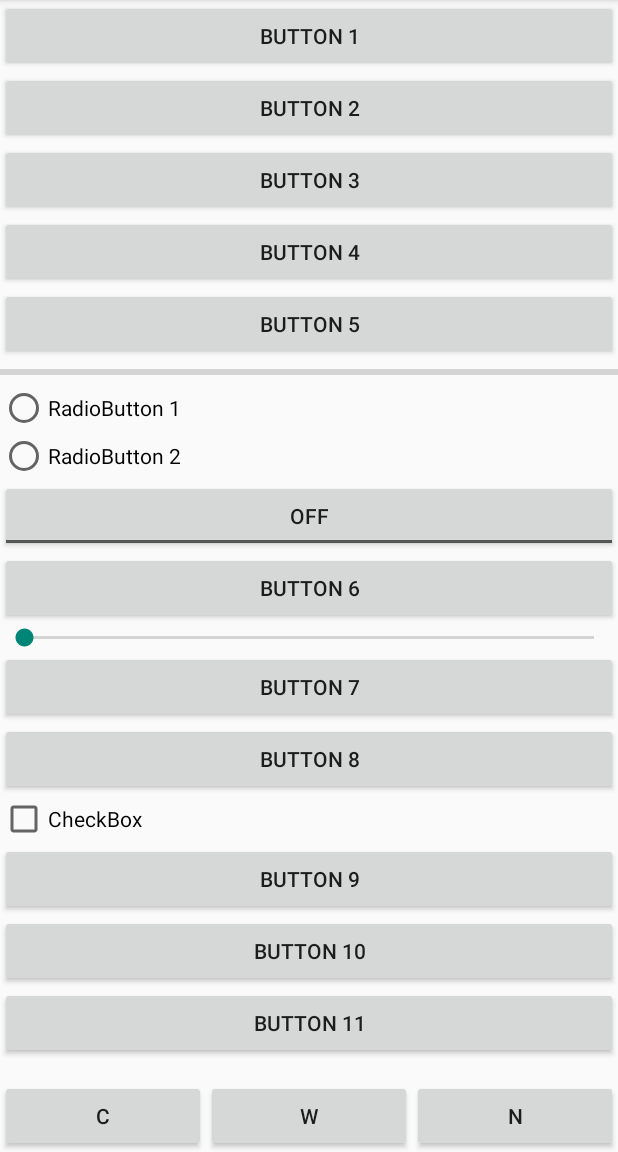
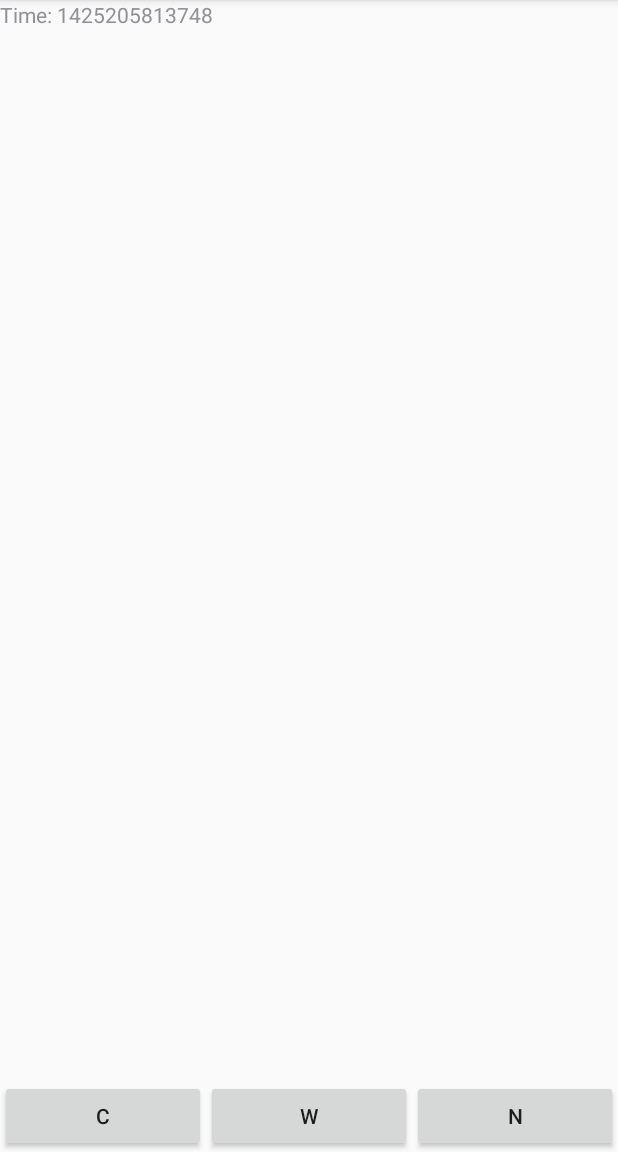
Before and after one commit to GregHilston/DailyReport, an Android app: the screen it shows after launch (MainActivity), in the options menu, after a tap on "Settings", on a phone screen of 412 x 824 dp, the part 84-1236 px from its top. Run offline under Robolectric (Android 15) with nearby library versions, the phone set to English and light mode, and no system bars.

Commit message:
Static notes are being added to the ScrollView's Layout.

```diff
--- a/app/src/main/java/com/greghilston/dailyreport/MainActivity.java
+++ b/app/src/main/java/com/greghilston/dailyreport/MainActivity.java
@@ -2,8 +2,14 @@ package com.greghilston.dailyreport;
 
 import android.app.Activity;
 import android.os.Bundle;
+import android.util.Log;
 import android.view.Menu;
 import android.view.MenuItem;
+import android.view.View;
+import android.widget.Button;
+import android.widget.LinearLayout;
+import android.widget.ScrollView;
+import android.widget.TextView;
 
 
 public class MainActivity extends Activity {
@@ -12,6 +18,36 @@ public class MainActivity extends Activity {
     protected void onCreate(Bundle savedInstanceState) {
         super.onCreate(savedInstanceState);
         setContentView(R.layout.activity_main);
+
+        final Button cameraButton = (Button) findViewById(R.id.cameraButton);
+        cameraButton.setOnClickListener(new View.OnClickListener() {
+            public void onClick(View v) {
+                System.out.println("Create a new Camera Observation!");
+            }
+        });
+
+        final Button weatherButton = (Button) findViewById(R.id.weatherButton);
+        weatherButton.setOnClickListener(new View.OnClickListener() {
+            public void onClick(View v) {
+                System.out.println("Create a new Weather Observation!");
+            }
+        });
+
+        final Button noteButton = (Button) findViewById(R.id.noteButton);
+        noteButton.setOnClickListener(new View.OnClickListener() {
+            public void onClick(View v) {
+                System.out.println("Create a new Note Observation!");
+
+                LinearLayout linearLayout = (LinearLayout) findViewById(R.id.timeLine);
+
+                TextView tv = new TextView(getApplicationContext());
+                tv.setId((int)System.currentTimeMillis());
+                tv.setText("Time: "+System.currentTimeMillis());
+
+                linearLayout.addView(tv);
+            }
+        });
+
     }
 
     @Override
--- a/app/src/main/res/layout/activity_main.xml
+++ b/app/src/main/res/layout/activity_main.xml
@@ -12,103 +12,10 @@
         android:layout_marginBottom="55dip">
 
         <LinearLayout
+            android:id="@+id/timeLine"
             android:layout_width="fill_parent"
             android:layout_height="wrap_content"
             android:orientation="vertical" >
-
-            <Button
-                android:layout_width="fill_parent"
-                android:layout_height="wrap_content"
-                android:text="Button 1" />
-
-            <Button
-                android:layout_width="fill_parent"
-                android:layout_height="wrap_content"
-                android:text="Button 2" />
-
-            <Button
-                android:layout_width="fill_parent"
-                android:layout_height="wrap_content"
-                android:text="Button 3" />
-
-            <Button
-                android:layout_width="fill_parent"
-                android:layout_height="wrap_content"
-                android:text="Button 4" />
-
-            <Button
-                android:layout_width="fill_parent"
-                android:layout_height="wrap_content"
-                android:text="Button 5" />
-
-            <ProgressBar
-                android:id="@+id/progressBar1"
-                style="?android:attr/progressBarStyleHorizontal"
-                android:layout_width="match_parent"
-                android:layout_height="wrap_content" />
-
-            <RadioButton
-                android:id="@+id/radioButton2"
-                android:layout_width="wrap_content"
-                android:layout_height="wrap_content"
-                android:text="RadioButton 1" />
-
-            <RadioButton
-                android:id="@+id/radioButton1"
-                android:layout_width="wrap_content"
-                android:layout_height="wrap_content"
-                android:text="RadioButton 2" />
-
-            <ToggleButton
-                android:id="@+id/toggleButton1"
-                android:layout_width="match_parent"
-                android:layout_height="wrap_content"
-                android:text="ToggleButton" />
-
-            <Button
-                android:layout_width="fill_parent"
-                android:layout_height="wrap_content"
-                android:text="Button 6" />
-
-            <SeekBar
-                android:id="@+id/seekBar1"
-                android:layout_width="match_parent"
-                android:layout_height="wrap_content" />
-
-            <Button
-                android:id="@+id/button3"
-                android:layout_width="match_parent"
-                android:layout_height="wrap_content"
-                android:text="Button 7" />
-
-            <Button
-                android:id="@+id/button4"
-                android:layout_width="match_parent"
-                android:layout_height="wrap_content"
-                android:text="Button 8" />
-
-            <CheckBox
-                android:id="@+id/checkBox1"
-                android:layout_width="wrap_content"
-                android:layout_height="wrap_content"
-                android:text="CheckBox" />
-
-            <Button
-                android:id="@+id/button2"
-                android:layout_width="match_parent"
-                android:layout_height="wrap_content"
-                android:text="Button 9" />
-
-            <Button
-                android:id="@+id/button1"
-                android:layout_width="match_parent"
-                android:layout_height="wrap_content"
-                android:text="Button 10" />
-
-            <Button
-                android:layout_width="fill_parent"
-                android:layout_height="wrap_content"
-                android:text="Button 11" />
         </LinearLayout>
     </ScrollView>
 
@@ -120,18 +27,21 @@
         android:orientation="horizontal">
 
         <Button
+            android:id="@+id/cameraButton"
             android:layout_width="0dp"
             android:layout_weight="1"
             android:layout_height="wrap_content"
             android:text="C" />
 
         <Button
+            android:id="@+id/weatherButton"
             android:layout_width="0dp"
             android:layout_weight="1"
             android:layout_height="wrap_content"
             android:text="W" />
 
         <Button
+            android:id="@+id/noteButton"
             android:layout_width="0dp"
             android:layout_weight="1"
             android:layout_height="wrap_content"
```
